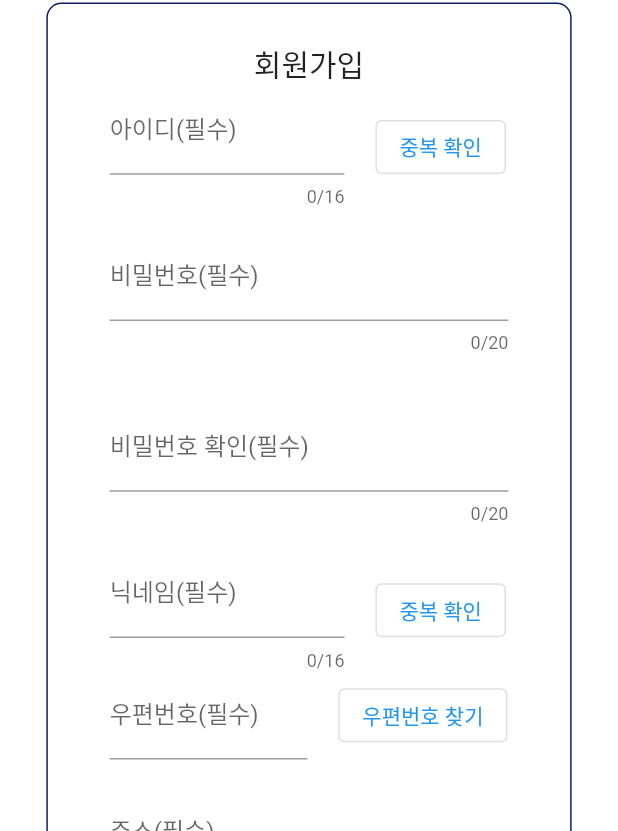
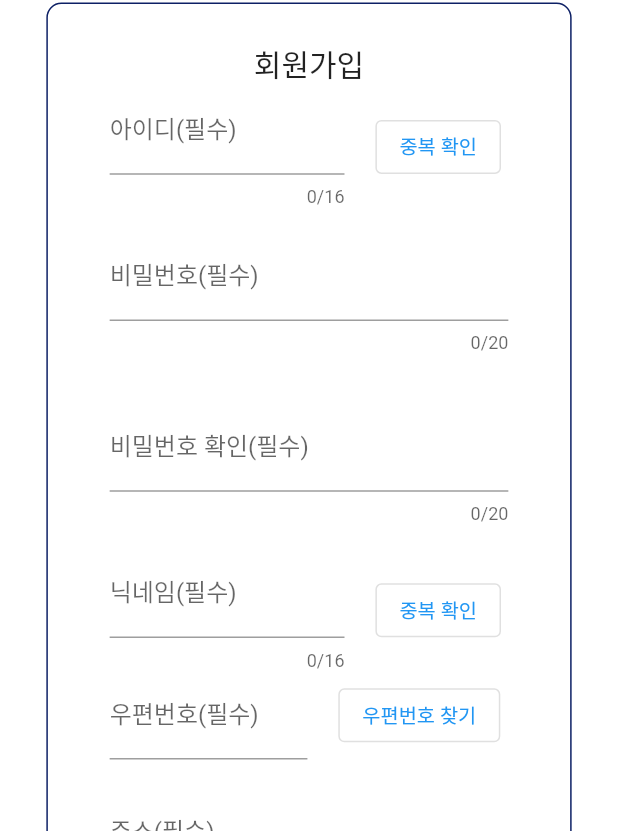
Before and after one commit to bioroid17/MediaProject, a Flutter app: the RegisterScreen screen opened directly, on a phone screen of 412 x 824 dp. Shown: the part 205-1036 px from the top of the screen. Run offline on Flutter 3.47's test engine with Material 2 defaults, Android fonts, the phone set to English and light mode, and no system bars; our stand-ins replace animated_splash_screen, flutter_local_notifications, google_maps_flutter, image_picker, webview_flutter; missing offline and left inert: flutter_inappwebview.

Commit message:
회원가입 위젯 수정

```diff
--- a/batta/lib/screen/screen_register.dart
+++ b/batta/lib/screen/screen_register.dart
@@ -155,7 +155,12 @@ class _RegisterScreenState extends State<RegisterScreen> {
                               },
                             );
                           },
-                          child: const Text("중복 확인"),
+                          child: Text(
+                            "중복 확인",
+                            style: TextStyle(
+                              fontSize: width * 0.032,
+                            ),
+                          ),
                         ),
                       ],
                     ),
@@ -246,7 +251,12 @@ class _RegisterScreenState extends State<RegisterScreen> {
                               },
                             );
                           },
-                          child: const Text("중복 확인"),
+                          child: Text(
+                            "중복 확인",
+                            style: TextStyle(
+                              fontSize: width * 0.032,
+                            ),
+                          ),
                         ),
                       ],
                     ),
@@ -289,8 +299,11 @@ class _RegisterScreenState extends State<RegisterScreen> {
                               },
                             );
                           },
-                          child: const Text(
+                          child: Text(
                             "우편번호 찾기",
+                            style: TextStyle(
+                              fontSize: width * 0.032,
+                            ),
                           ),
                         ),
                       ],
```
